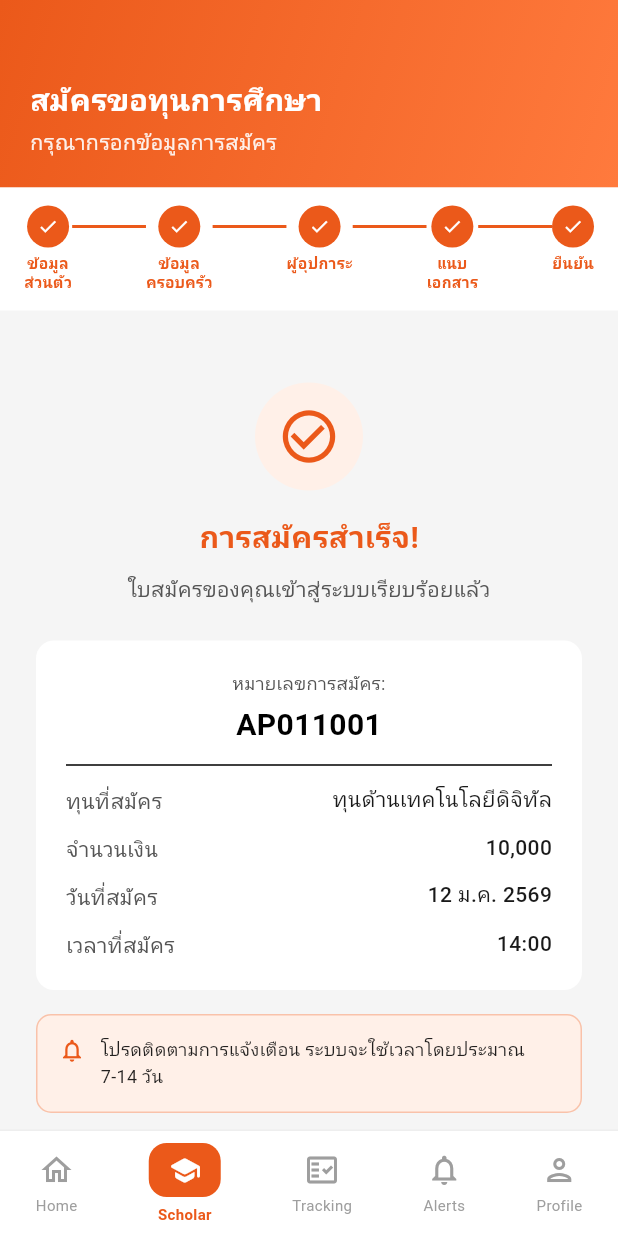
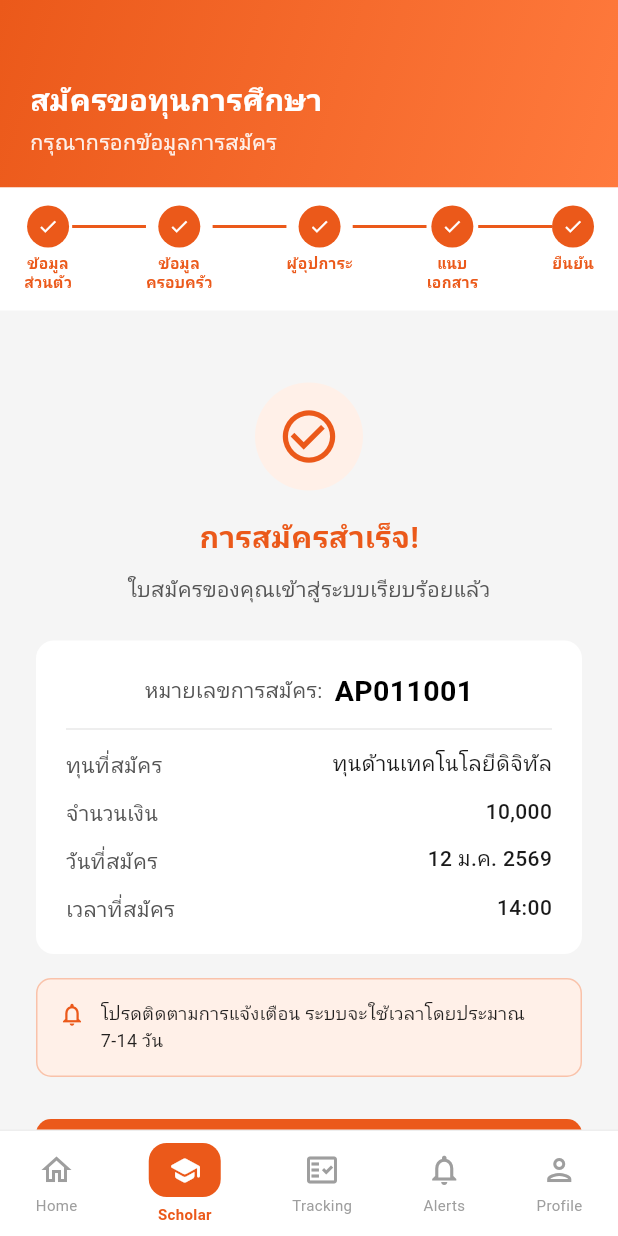
Before and after one commit to Wirakan/Scholarx_App, a Flutter app: the ScholarshipFormSuccess screen opened directly, on a phone screen of 412 x 824 dp. Run offline on Flutter 3.47's test engine with Material 3 defaults, Android fonts, the phone set to English and light mode, and no system bars.

Commit message:
change font line AP011001 to close with หมายเลขการสมัคร

```diff
--- a/scholarx_app/lib/features/student/screens/form/scholarship_form_success.dart
+++ b/scholarx_app/lib/features/student/screens/form/scholarship_form_success.dart
@@ -84,16 +84,29 @@ class ScholarshipFormSuccess extends StatelessWidget {
                       padding: const EdgeInsets.all(20),
                       child: Column(
                         children: [
-                          Text('หมายเลขการสมัคร:', style: AppTextStyle.caption),
-                          const SizedBox(height: 4),
+                          Row(
+                            mainAxisAlignment:
+                                MainAxisAlignment.center, // ← จัดกลาง
+                            children: [
+                              Text(
+                                'หมายเลขการสมัคร:',
+                                style: AppTextStyle.caption.copyWith(fontSize: 14),
+                              ),
+                              const SizedBox(width: 8),
                               Text(
                                 'AP011001',
                                 style: AppTextStyle.heading2.copyWith(
+                                  fontSize: 19,
                                   color: Colors.black,
                                   fontWeight: FontWeight.bold,
                                 ),
                               ),
-                          const Divider(height: 24),
+                            ],
+                          ),
+                          const Divider(
+                            height: 24,
+                            color: AppColors.border,
+                          ), // ← สีอ่อน
                           _InfoRow('ทุนที่สมัคร', 'ทุนด้านเทคโนโลยีดิจิทัล'),
                           const SizedBox(height: 10),
                           _InfoRow('จำนวนเงิน', '10,000'),
```
Lines whose indentation alone changed are shown as unchanged.
